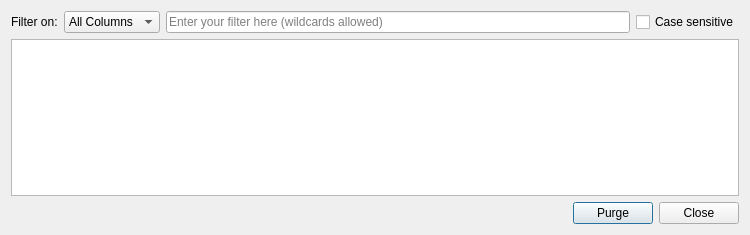
Above: src/libkstapp/datamanager.ui from Kst-plot/kst before the change. Below: the same form after it.
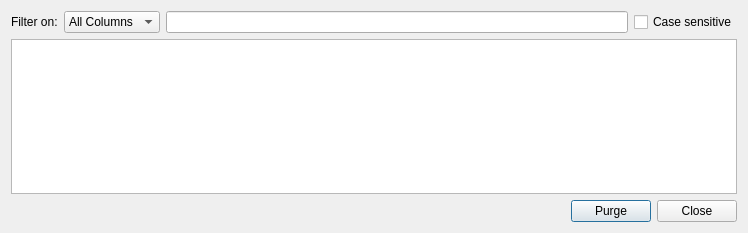
That is the form after the change.

Commit message: Allow compiling on qt < 4.7.  Ubuntu Lucid LTS uses this.

Diff of the .ui file:
```diff
--- a/src/libkstapp/datamanager.ui
+++ b/src/libkstapp/datamanager.ui
@@ -6,8 +6,8 @@
    <rect>
     <x>0</x>
     <y>0</y>
-    <width>750</width>
-    <height>235</height>
+    <width>748</width>
+    <height>233</height>
    </rect>
   </property>
   <property name="windowTitle">
@@ -57,9 +57,6 @@
        <property name="focusPolicy">
         <enum>Qt::ClickFocus</enum>
        </property>
-       <property name="placeholderText">
-        <string>Enter your filter here (wildcards allowed)</string>
-       </property>
       </widget>
      </item>
      <item>
```
The commit also changes 1 other file.
